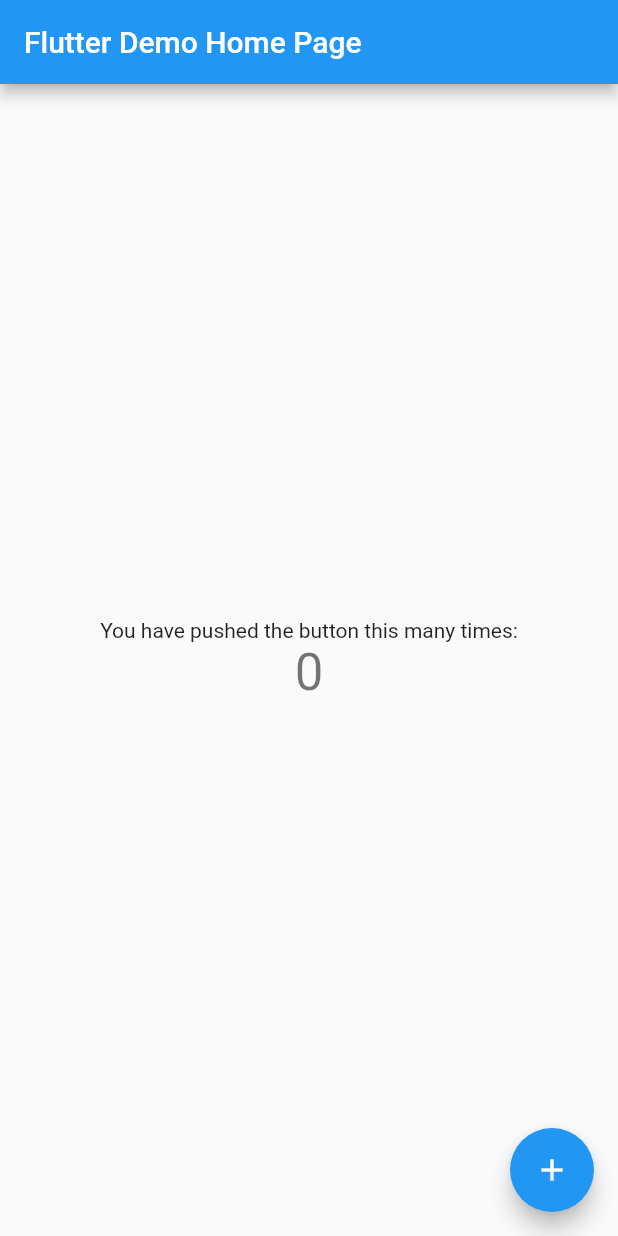
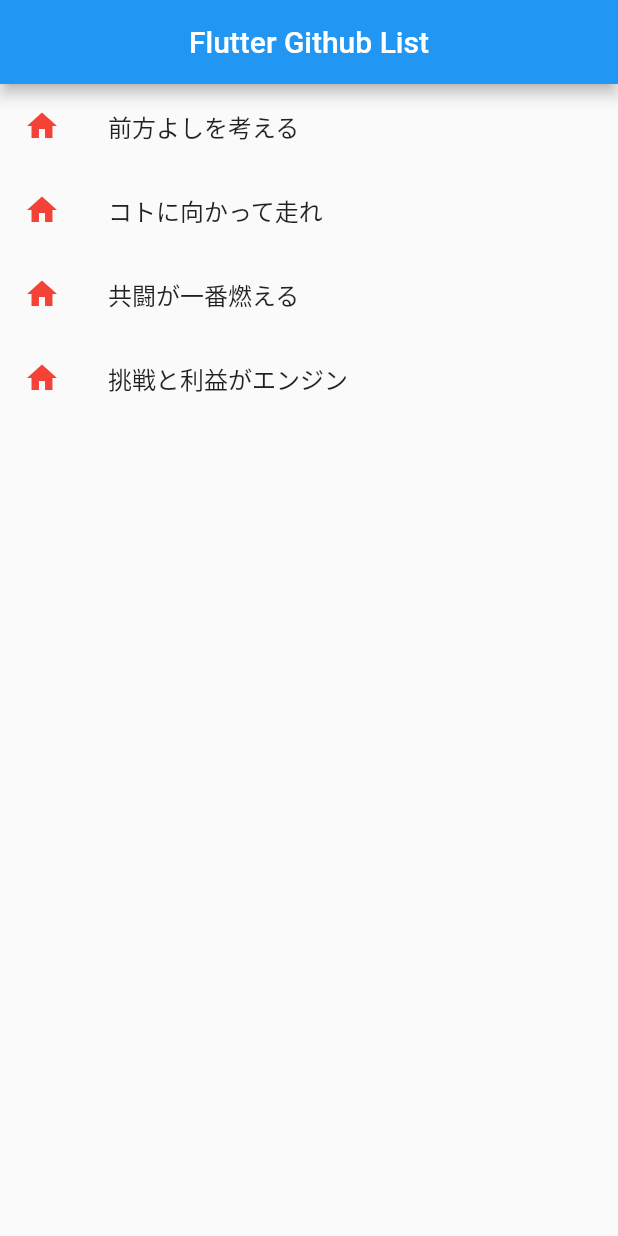
Before and after one commit to Hand-Tomi/github-api-sample, a Flutter app: the screen it shows after launch, on a phone screen of 412 x 824 dp. Run offline on Flutter 3.47's test engine with Material 2 defaults, Android fonts, the phone set to English and light mode, and no system bars.

Commit message:
勉強会 - 10

```diff
--- a/lib/main.dart
+++ b/lib/main.dart
@@ -14,54 +14,73 @@
       theme: ThemeData(
         primarySwatch: Colors.blue,
       ),
-      home: const MyHomePage(title: 'Flutter Demo Home Page'),
+      home: const RepoListPage(),
     );
   }
 }
 
-class MyHomePage extends StatefulWidget {
-  const MyHomePage({super.key, required this.title});
-
-  final String title;
+class RepoListPage extends StatefulWidget {
+  const RepoListPage({super.key});
 
   @override
-  State<MyHomePage> createState() => _MyHomePageState();
+  State<RepoListPage> createState() => _RepoListPageState();
 }
 
-class _MyHomePageState extends State<MyHomePage> {
-  int _counter = 0;
+class _RepoListPageState extends State<RepoListPage> {
 
-  void _incrementCounter() {
-    setState(() {
-      _counter++;
-    });
-  }
+  List<String> list = ['前方よしを考える', 'コトに向かって走れ', '共闘が一番燃える', '挑戦と利益がエンジン'];
 
   @override
   Widget build(BuildContext context) {
     return Scaffold(
       appBar: AppBar(
-        title: Text(widget.title),
+        title: const Text('Flutter Github List'),
+        centerTitle: true,
       ),
-      body: Center(
-        child: Column(
-          mainAxisAlignment: MainAxisAlignment.center,
-          children: <Widget>[
-            const Text(
-              'You have pushed the button this many times:',
-            ),
-            Text(
-              '$_counter',
-              style: Theme.of(context).textTheme.headline4,
-            ),
-          ],
-        ),
-      ),
-      floatingActionButton: FloatingActionButton(
-        onPressed: _incrementCounter,
-        tooltip: 'Increment',
-        child: const Icon(Icons.add),
+      body: ListView(
+        children: <Widget>[
+          ListTile(
+            leading: const Icon(Icons.home, color: Colors.red),
+            title: const Text('前方よしを考える'),
+            onTap: () {
+              Navigator.of(context).push(
+                  MaterialPageRoute(
+                    builder: (context) {
+                      return const RepoDetail(title: '前方よしを考える');
+                    },
+                  ),
+              );
+            },
+          ),
+          const ListTile(
+            leading: Icon(Icons.home, color: Colors.red),
+            title: Text('コトに向かって走れ'),
+          ),
+          const ListTile(
+            leading: Icon(Icons.home, color: Colors.red),
+            title: Text('共闘が一番燃える'),
+          ),
+          const ListTile(
+            leading: Icon(Icons.home, color: Colors.red),
+            title: Text('挑戦と利益がエンジン'),
+          ),
+        ]
       ),
     );
   }
 }
+
+class RepoDetail extends StatelessWidget {
+  const RepoDetail({super.key, required this.title});
+
+  final String title;
+
+  @override
+  Widget build(BuildContext context) {
+    return Scaffold(
+      appBar: AppBar(
+        title: Text(title),
+      )
+    );
+  }
+}
```
